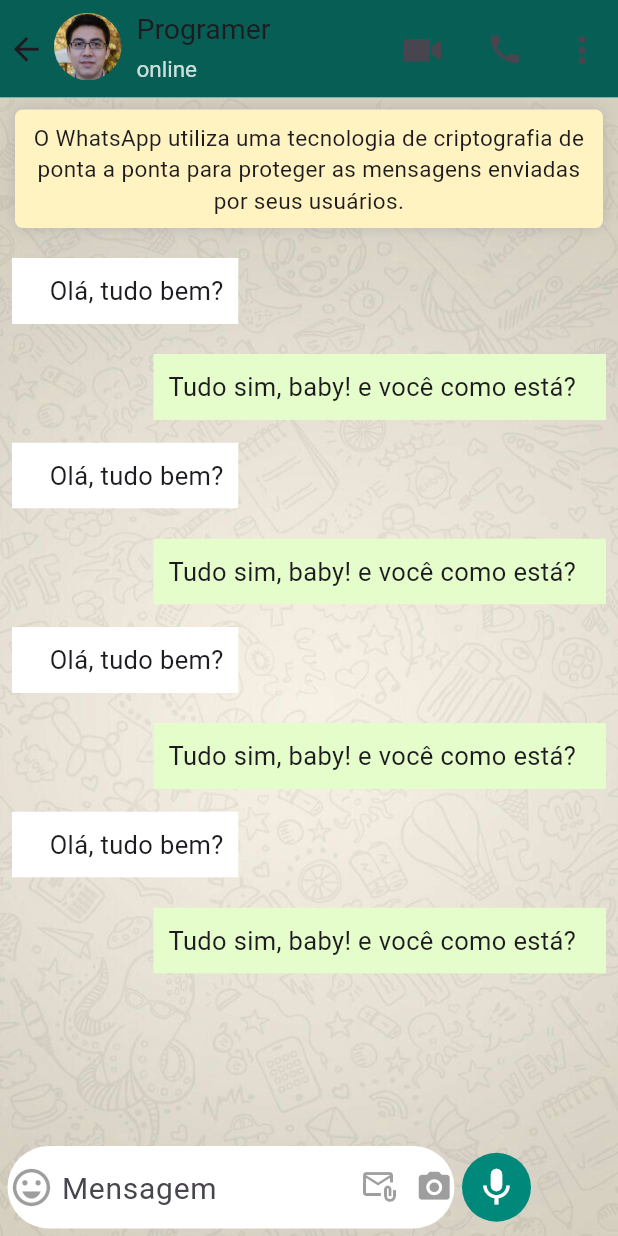
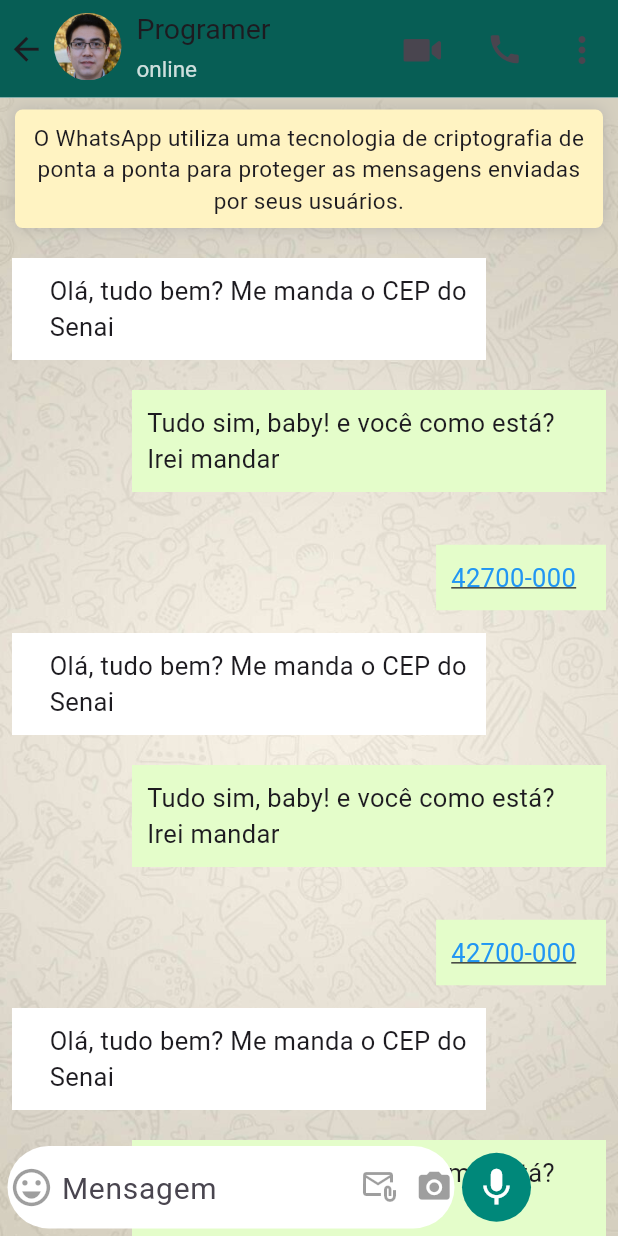
Before and after one commit to lucianefrois/whatsapp_clone_flutter, a Flutter app: the ChatPage screen opened by its route, on a phone screen of 412 x 824 dp. Run offline on Flutter 3.47's test engine with Material 3 defaults, Android fonts, the phone set to English and light mode, and no system bars; missing offline and left inert: custom_clippers.

Commit message:
Add files via upload
adicionar o buscador de cep

```diff
--- a/lib/widgets/ChatSample.dart
+++ b/lib/widgets/ChatSample.dart
@@ -1,7 +1,12 @@
 import 'package:flutter/material.dart';
 import 'package:custom_clippers/custom_clippers.dart';
+import 'package:url_launcher/url_launcher.dart';
 
 class ChatSample extends StatelessWidget {
+  final String receivedMessage = "Olá, tudo bem? Me manda o CEP do Senai";
+  final String sentMessage = "Tudo sim, baby! e você como está? Irei mandar";
+  final String cepMessage = "42700-000";
+
   @override
   Widget build(BuildContext context) {
     return Column(
@@ -17,7 +22,7 @@ class ChatSample extends StatelessWidget {
                 color: Colors.white,
               ),
               child: Text(
-                "Olá, tudo bem?",
+                receivedMessage,
                 style: TextStyle(fontSize: 17),
               ),
             ),
@@ -28,16 +33,45 @@ class ChatSample extends StatelessWidget {
           margin: EdgeInsets.only(top: 20, left: 80, bottom: 15),
           child: ClipPath(
             clipper: UpperNipMessageClipperTwo(MessageType.send),
-            child: Container(
-              padding:
-                EdgeInsets.only(top: 10, bottom: 10, left: 10, right: 20),
-              decoration: BoxDecoration(
-                color: Color(0xFFE4FDCA),
+            child: GestureDetector(
+              onTap: () {
+                launchMaps("42700-000");
+              },
+              child: Container(
+                padding: EdgeInsets.only(top: 10, bottom: 10, left: 10, right: 20),
+                decoration: BoxDecoration(
+                  color: Color(0xFFE4FDCA),
+                ),
+                child: Text(
+                  sentMessage,
+                  style: TextStyle(fontSize: 17),
+                ),
               ),
-              child: Text(
-                "Tudo sim, baby! e você como está?",
-
-                style: TextStyle(fontSize: 17),
+            ),
+          ),
+        ),
+        Container(
+          alignment: Alignment.centerRight,
+          margin: EdgeInsets.only(top: 20, left: 80, bottom: 15),
+          child: ClipPath(
+            clipper: UpperNipMessageClipperTwo(MessageType.send),
+            child: GestureDetector(
+              onTap: () {
+                launchMaps("42700-000");
+              },
+              child: Container(
+                padding: EdgeInsets.only(top: 10, bottom: 10, left: 10, right: 20),
+                decoration: BoxDecoration(
+                  color: Color(0xFFE4FDCA),
+                ),
+                child: Text(
+                  "$cepMessage", // Exibir o CEP como um link
+                  style: TextStyle(
+                    fontSize: 17,
+                    decoration: TextDecoration.underline,
+                    color: Colors.blue,
+                  ),
+                ),
               ),
             ),
           ),
@@ -45,4 +79,13 @@ class ChatSample extends StatelessWidget {
       ],
     );
   }
+
+  void launchMaps(String cep) async {
+    final url = 'https://www.google.com/maps/search/?api=1&query=$cep';
+    if (await canLaunch(url)) {
+      await launch(url);
+    } else {
+      throw 'Could not launch $url';
+    }
+  }
 }
```
